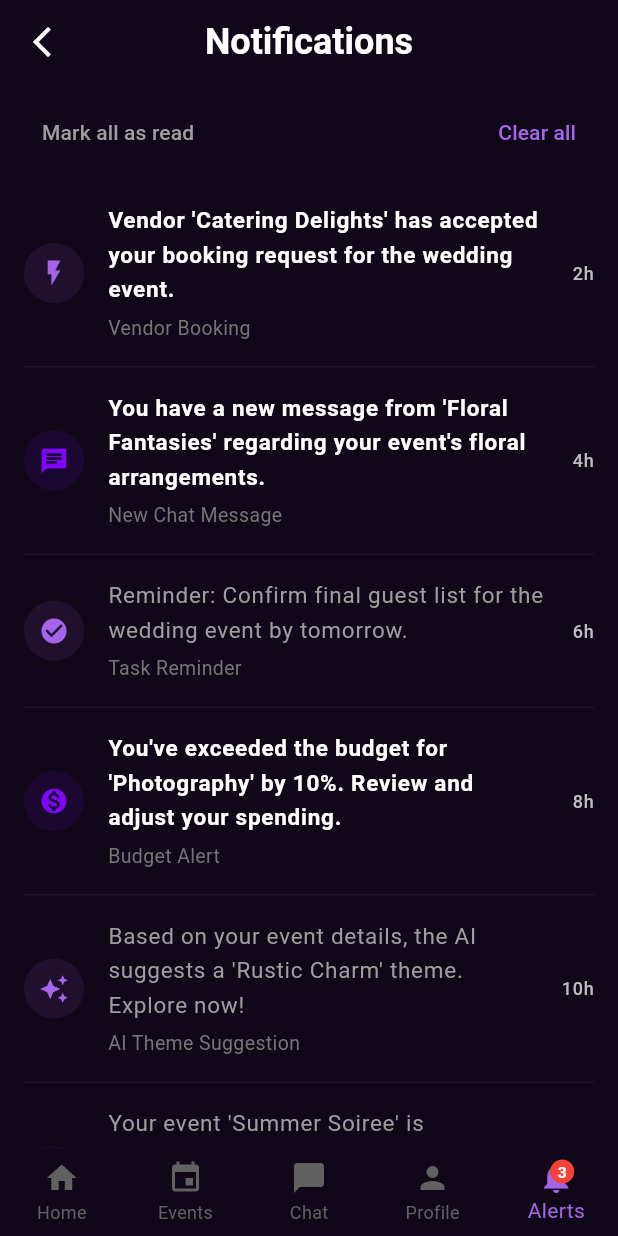
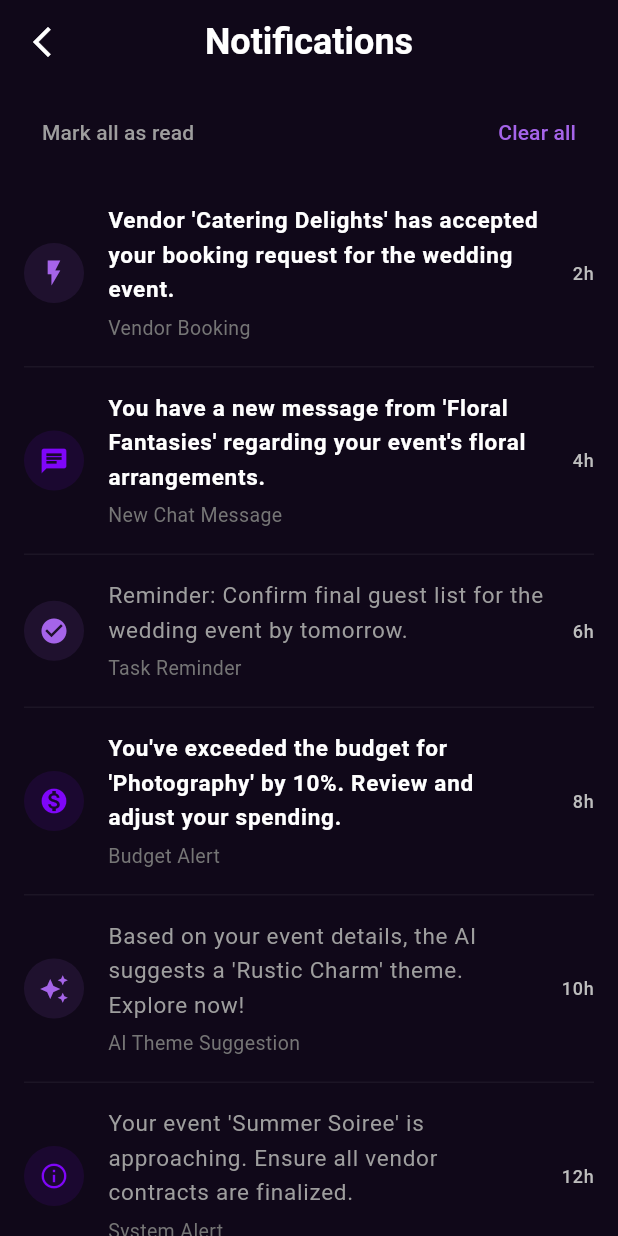
Before and after one commit to harishgangurde/Event-Management-Vendor-Coordination-Platform, a Flutter app: the NotificationScreen screen opened directly, on a phone screen of 412 x 824 dp. Run offline on Flutter 3.47's test engine with Material 3 defaults, Android fonts, the phone set to English and light mode, and no system bars; our stand-ins replace cloud_firestore, dotted_border, firebase_auth, firebase_core, fl_chart, flutter_markdown and 4 more; accounts and stored records are empty; network calls fail.

Commit message:
Changes made in planner

```diff
--- a/lib/main.dart
+++ b/lib/main.dart
@@ -4,7 +4,7 @@
 import 'package:eventtoria/views/auth/signup_screen.dart';
 import 'package:flutter/material.dart';
 import 'package:firebase_core/firebase_core.dart';
-import 'views/planner/dashboard_planner.dart';
+import 'views/planner/planner_dashboard.dart';
 
 void main() async {
   WidgetsFlutterBinding.ensureInitialized();
--- a/lib/views/auth/login_screen.dart
+++ b/lib/views/auth/login_screen.dart
@@ -1,6 +1,6 @@
 import 'package:eventtoria/views/admin/dashboard_admin.dart';
 import 'package:eventtoria/views/landing/landing_screen.dart';
-import 'package:eventtoria/views/planner/dashboard_planner.dart';
+import 'package:eventtoria/views/planner/planner_dashboard.dart';
 import 'package:eventtoria/views/vendor/vendor_dashboard.dart';
 import 'package:eventtoria/views/auth/signup_screen.dart';
 import 'package:eventtoria/widgets/role_selector.dart';
--- a/lib/views/auth/signup_screen.dart
+++ b/lib/views/auth/signup_screen.dart
@@ -1,4 +1,4 @@
-import 'package:eventtoria/views/planner/dashboard_planner.dart';
+import 'package:eventtoria/views/planner/planner_dashboard.dart';
 import 'package:eventtoria/views/vendor/vendor_dashboard.dart';
 import 'package:eventtoria/views/auth/login_screen.dart';
 import 'package:eventtoria/widgets/role_selector.dart';
--- a/lib/views/planner/notification_screen.dart
+++ b/lib/views/planner/notification_screen.dart
@@ -88,9 +88,9 @@
     setState(() {
       notifications.clear();
     });
-    ScaffoldMessenger.of(context).showSnackBar(
-      const SnackBar(content: Text('All notifications cleared')),
-    );
+    ScaffoldMessenger.of(
+      context,
+    ).showSnackBar(const SnackBar(content: Text('All notifications cleared')));
   }
 
   // Count unread notifications
@@ -118,7 +118,7 @@
             onPressed: () {
               Navigator.pushNamedAndRemoveUntil(
                 context,
-                '/dashboard',
+                '/dashboard', // Make sure this route points to your planner dashboard
                 (route) => false,
               );
             },
@@ -132,8 +132,10 @@
         body: Column(
           children: [
             Padding(
-              padding:
-                  const EdgeInsets.symmetric(horizontal: 16.0, vertical: 8.0),
+              padding: const EdgeInsets.symmetric(
+                horizontal: 16.0,
+                vertical: 8.0,
+              ),
               child: Row(
                 mainAxisAlignment: MainAxisAlignment.spaceBetween,
                 children: [
@@ -177,11 +179,14 @@
 
                         return ListTile(
                           contentPadding: const EdgeInsets.symmetric(
-                              horizontal: 16, vertical: 8),
+                            horizontal: 16,
+                            vertical: 8,
+                          ),
                           leading: CircleAvatar(
                             radius: 20,
                             backgroundColor:
-                                (notification['iconColor'] as Color).withOpacity(0.1),
+                                (notification['iconColor'] as Color)
+                                    .withOpacity(0.1),
                             child: Icon(
                               notification['icon'] as IconData,
                               color: notification['iconColor'] as Color,
@@ -203,16 +208,19 @@
                           ),
                           subtitle: Text(
                             notification['subtitle'] as String,
-                            style:
-                                TextStyle(color: Colors.grey.shade600, fontSize: 13),
+                            style: TextStyle(
+                              color: Colors.grey.shade600,
+                              fontSize: 13,
+                            ),
                           ),
                           trailing: Text(
                             notification['time'] as String,
-                            style:
-                                TextStyle(color: Colors.grey.shade400, fontSize: 12),
+                            style: TextStyle(
+                              color: Colors.grey.shade400,
+                              fontSize: 12,
+                            ),
                           ),
                           onTap: () {
-                            // Mark this single notification as read
                             setState(() {
                               notification['read'] = true;
                             });
@@ -223,76 +231,8 @@
             ),
           ],
         ),
-        bottomNavigationBar: _buildCustomBottomNavBar(context, 4),
+        // ✅ Removed bottomNavigationBar
       ),
     );
   }
-
-  Widget _buildCustomBottomNavBar(BuildContext context, int selectedIndex) {
-    final items = [
-      {'icon': Icons.home, 'label': 'Home', 'index': 0},
-      {'icon': Icons.event, 'label': 'Events', 'index': 1},
-      {'icon': Icons.chat_bubble, 'label': 'Chat', 'index': 2},
-      {'icon': Icons.person, 'label': 'Profile', 'index': 3},
-      {'icon': Icons.notifications, 'label': 'Alerts', 'index': 4},
-    ];
-
-    return BottomNavigationBar(
-      currentIndex: selectedIndex,
-      onTap: (index) {
-        if (index != selectedIndex) {
-          Navigator.pushNamedAndRemoveUntil(context, '/dashboard', (route) => false);
-        }
-      },
-      backgroundColor: kBackgroundDark,
-      selectedItemColor: kAccentPurple,
-      unselectedItemColor: Colors.grey.shade700,
-      type: BottomNavigationBarType.fixed,
-      showUnselectedLabels: true,
-      items: items.map((item) {
-        // Show badge for Notifications
-        if (item['index'] == 4 && unreadCount > 0) {
-          return BottomNavigationBarItem(
-            icon: Stack(
-              children: [
-                Icon(item['icon'] as IconData),
-                Positioned(
-                  right: 0,
-                  top: 0,
-                  child: Container(
-                    padding: const EdgeInsets.all(1),
-                    decoration: BoxDecoration(
-                      color: Colors.red,
-                      borderRadius: BorderRadius.circular(8),
-                    ),
-                    constraints: const BoxConstraints(
-                      minWidth: 16,
-                      minHeight: 16,
-                    ),
-                    child: Center(
-                      child: Text(
-                        unreadCount.toString(),
-                        style: const TextStyle(
-                          color: Colors.white,
-                          fontSize: 10,
-                          fontWeight: FontWeight.bold,
-                        ),
-                        textAlign: TextAlign.center,
-                      ),
-                    ),
-                  ),
-                )
-              ],
-            ),
-            label: item['label'] as String,
-          );
-        } else {
-          return BottomNavigationBarItem(
-            icon: Icon(item['icon'] as IconData),
-            label: item['label'] as String,
-          );
-        }
-      }).toList(),
-    );
-  }
 }
```
Also changed, not shown: lib/views/planner/event_details.dart (+12 -37 lines), lib/views/planner/planner_dashboard.dart (renamed from lib/views/planner/dashboard_planner.dart, +43 -22 lines), lib/views/planner/profile_planner.dart (+4 -4 lines), lib/views/planner/vendor_screen.dart (+26 -29 lines).
